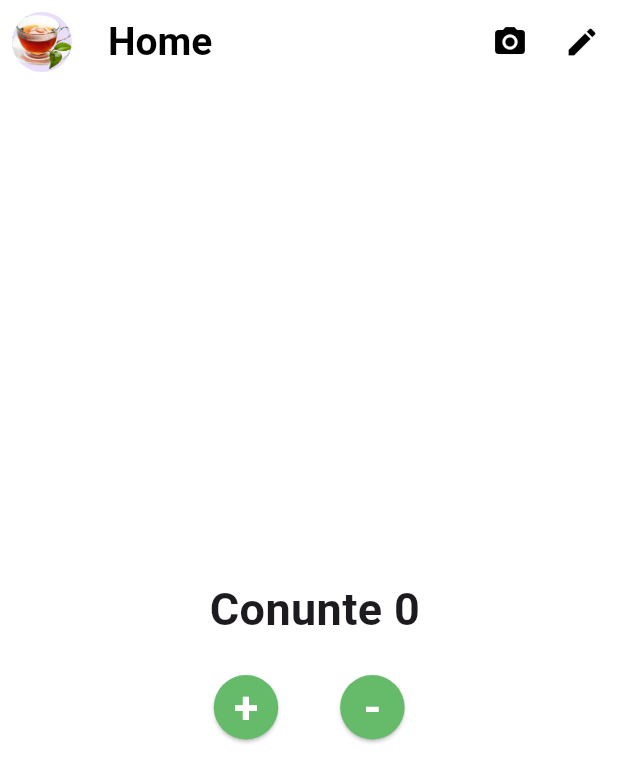
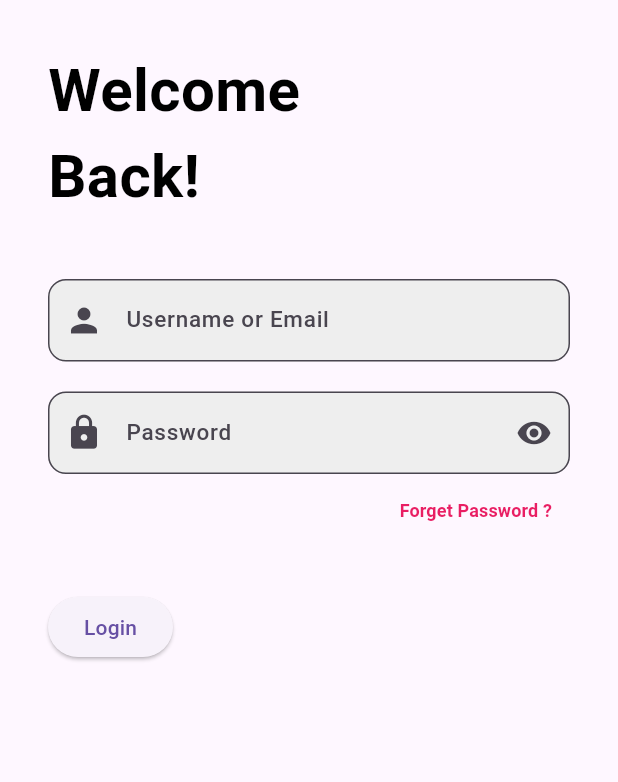
Before and after one commit to fargvictor8/Ecomerc_App, a Flutter app: the screen it shows after launch, after a tap on "Skip", on a phone screen of 412 x 824 dp. Shown: the top 782 px of the screen. Run offline on Flutter 3.47's test engine with Material 3 defaults, Android fonts, the phone set to English and light mode, and no system bars; our stand-ins replace bloc, flutter_bloc.

```diff
--- a/lib/core/Routing/app_router.dart
+++ b/lib/core/Routing/app_router.dart
@@ -1,6 +1,7 @@
 
 import 'package:flutter/material.dart';
 import 'package:untitled/core/Routing/routes.dart';
+import 'package:untitled/features/auth/Login/ui/screens/login.dart';
 
 import '../../features/presentation/view/widgets/home_Page.dart';
 import '../../features/presentation/view/widgets/splssh_screen.dart';
@@ -17,6 +18,8 @@ class AppRouter {
         return _createRoute(HomePage());
       case Routes.OnboardingPage:
         return _createRoute(OnboardingPage());
+      case Routes.Login:
+        return _createRoute(Login());
       default:
         return MaterialPageRoute(
           settings: settings,
--- a/lib/core/Routing/routes.dart
+++ b/lib/core/Routing/routes.dart
@@ -3,6 +3,7 @@ class Routes {
   static const String SplsshScreen = '/splash-screen';
   static const String HomePage = '/home-screen';
   static const String OnboardingPage = '/onboarding';
+  static const String Login = '/login';
 
 // /
 }
--- /dev/null
+++ b/lib/core/utils/appuits.dart
@@ -0,0 +1,5 @@
+class AppUits {
+  static bool isEmailValid(String email) {
+    return RegExp(r'^[\w-\.]+@([\w-]+\.)+[\w]{2,4}$').hasMatch(email);
+  }
+}
--- /dev/null
+++ b/lib/core/widgets/custom_text_auth.dart
@@ -0,0 +1,19 @@
+import 'package:flutter/material.dart';
+
+class CustomTextAuth extends StatelessWidget {
+
+  final String text;
+  const CustomTextAuth({super.key,required this.text});
+
+
+
+
+  @override
+  Widget build(BuildContext context) {
+    return  Text(text,style: TextStyle(
+        color: Colors.black,
+        fontWeight: FontWeight.bold,
+        fontSize: 40
+    ),);
+  }
+}
--- /dev/null
+++ b/lib/core/widgets/custom_text_form_fild.dart
@@ -0,0 +1,97 @@
+import 'package:flutter/material.dart';
+
+class CustomTextFormFild extends StatelessWidget {
+  final String hintText;
+  final IconData? prefixIcon;
+  final IconData? suffixIcon;
+  final VoidCallback? onSuffixTap;
+  final TextEditingController? controller;
+  final TextInputType keyboardType;
+  final TextInputAction? textInputAction;
+  final bool obscureText;
+  final String? Function(String?)? validator;
+  final Color? fillColor;
+  final Color? iconColor;
+  final TextStyle? hintStyle;
+  final TextStyle? textStyle;
+  final void Function(String)? onChanged;
+  final void Function()? onTap;
+  final bool readOnly;
+
+  const CustomTextFormFild({
+    super.key,
+    required this.hintText,
+    this.prefixIcon,
+    this.suffixIcon,
+    this.onSuffixTap,
+    this.controller,
+    this.keyboardType = TextInputType.text,
+    this.textInputAction,
+    this.obscureText = false,
+    this.validator,
+    this.fillColor,
+    this.iconColor,
+    this.hintStyle,
+    this.textStyle,
+    this.onChanged,
+    this.onTap,
+    this.readOnly = false,
+  });
+
+  @override
+  Widget build(BuildContext context) {
+    return SizedBox(
+      height: 55,
+      child: TextFormField(
+        controller: controller, // important
+        keyboardType: keyboardType,
+        obscureText: obscureText, // password
+        validator: validator, // important
+        textInputAction: textInputAction,
+        onChanged: onChanged, // important
+        onTap: onTap,
+        readOnly: readOnly,
+        style: textStyle ??
+            const TextStyle(
+              fontSize: 14,
+              fontWeight: FontWeight.w400,
+              color: Colors.black,
+            ),
+        decoration: InputDecoration(
+          filled: true,
+          fillColor: fillColor ?? Colors.grey.shade200,
+          hintText: hintText,
+          hintStyle: hintStyle ??
+              const TextStyle(
+                fontSize: 15,
+                fontWeight: FontWeight.w500,
+              ),
+          prefixIcon: prefixIcon != null
+              ? Icon(prefixIcon, size: 26, color: iconColor)
+              : null,
+          suffixIcon: suffixIcon != null
+              ? GestureDetector(
+            onTap: onSuffixTap,
+            child: Icon(suffixIcon, size: 24, color: iconColor),
+          )
+              : null,
+
+           border: OutlineInputBorder(
+            borderRadius: BorderRadius.circular(12.0),
+            borderSide: BorderSide(color: Colors.grey.shade400),
+          ),
+          focusedBorder: OutlineInputBorder(
+            borderRadius: BorderRadius.circular(12.0),
+            borderSide: BorderSide(color: Colors.purple.shade400),
+          ) ,
+          errorBorder: OutlineInputBorder(
+            borderRadius: BorderRadius.circular(12.0),
+            borderSide: BorderSide(color: Colors.red.shade400),
+          ),
+          contentPadding:
+          const EdgeInsets.symmetric(horizontal: 5, vertical: 16),
+        ),
+      ),
+    );
+  }
+}
--- /dev/null
+++ b/lib/features/auth/Login/ui/cubit/login_cubit.dart
@@ -0,0 +1,27 @@
+import 'package:bloc/bloc.dart';
+import 'package:flutter/cupertino.dart';
+import 'package:meta/meta.dart';
+
+part 'login_state.dart';
+
+class LoginCubit extends Cubit<LoginState> {
+  LoginCubit() : super(LoginInitial());
+
+  final TextEditingController emilController = TextEditingController();
+  final TextEditingController passwordController = TextEditingController();
+  final GlobalKey<FormState> formkey = GlobalKey<FormState>();
+
+bool obscureText = true;
+
+void toggleobscureText(){
+  obscureText = !obscureText;
+
+  emit(LoginInitial());
+}
+
+  void login(){
+      if(formkey.currentState?.validate() == true){
+        emit(LoginSuccess());
+      }
+  }
+}
--- /dev/null
+++ b/lib/features/auth/Login/ui/cubit/login_state.dart
@@ -0,0 +1,9 @@
+part of 'login_cubit.dart';
+
+@immutable
+sealed class LoginState {}
+
+final class LoginInitial extends LoginState {}
+final class LoginLoading extends LoginState {}
+final class LoginSuccess extends LoginState {}
+final class LoginError extends LoginState {}
--- /dev/null
+++ b/lib/features/auth/Login/ui/screens/login.dart
@@ -0,0 +1,112 @@
+import 'package:flutter/material.dart';
+import 'package:flutter_bloc/flutter_bloc.dart';
+import 'package:untitled/core/themes/app_color.dart';
+import 'package:untitled/core/widgets/custom_text_auth.dart';
+import 'package:untitled/core/widgets/custom_text_form_fild.dart';
+import 'package:untitled/features/auth/Login/ui/cubit/login_cubit.dart';
+import 'package:untitled/core/utils/appuits.dart'; // تأكد من أن هذه الدالة تتحقق من صحة الإيميل
+
+class Login extends StatefulWidget {
+  const Login({super.key});
+
+  @override
+  State<Login> createState() => _LoginState();
+}
+
+class _LoginState extends State<Login> {
+  @override
+  Widget build(BuildContext context) {
+    return BlocProvider(
+      create: (context) => LoginCubit(),
+      child: Scaffold(
+        appBar: AppBar(
+          toolbarHeight: 0,
+        ),
+        body: BlocBuilder<LoginCubit, LoginState>(
+          builder: (context, state) {
+            final loginCubit = context.read<LoginCubit>();
+
+            return Padding(
+              padding: const EdgeInsets.all(32.0),
+              child: Form(
+                key: loginCubit.formkey,
+                child: Column(
+                  crossAxisAlignment: CrossAxisAlignment.start,
+                  children: [
+                    CustomTextAuth(text: "Welcome\nBack!"),
+                    const SizedBox(height: 40),
+
+                    // Email Field
+                    CustomTextFormFild(
+                      hintText: "Username or Email",
+                      prefixIcon: Icons.person,
+                      keyboardType: TextInputType.emailAddress,
+                      controller: loginCubit.emilController,
+                      validator: (String? value) {
+                        if (value == null || value.isEmpty) {
+                          return "Please enter your email";
+                        }
+                        if (!AppUits.isEmailValid(value.trim())) {
+                          return "Please enter a valid email address";
+                        }
+                        return null;
+                      },
+                    ),
+
+                    const SizedBox(height: 20),
+
+                    // Password Field
+                    CustomTextFormFild(
+                      hintText: "Password",
+                      prefixIcon: Icons.lock,
+                      obscureText: loginCubit.obscureText,
+                      controller: loginCubit.passwordController,
+                      validator: (String? value) {
+                        if (value == null || value.isEmpty) {
+                          return "Please enter your password";
+                        }
+                        if (value.length < 6) {
+                          return "Password must be at least 6 characters";
+                        }
+                        return null;
+                      },
+                      suffixIcon: loginCubit.obscureText
+                          ? Icons.visibility
+                          : Icons.visibility_off,
+                      onSuffixTap: () {
+                        setState(() {
+                          loginCubit.toggleobscureText();
+                        });
+                      },
+                    ),
+
+                  Align(
+                    alignment: AlignmentDirectional.centerEnd,
+                    child:   TextButton(onPressed: (){},
+                        child: Text("Forget Password ?",style: TextStyle(
+                            color: Colors.pink,
+                            fontWeight: FontWeight.bold,
+                            fontSize: 12
+                        ),)),
+                  ),
+
+                    const SizedBox(height: 30),
+                    //Login Button
+                    ElevatedButton(
+                      onPressed: () {
+                        if (loginCubit.formkey.currentState!.validate()) {
+                          loginCubit.login();
+                        }
+                      },
+                      child: const Text("Login"),
+                    )
+                  ],
+                ),
+              ),
+            );
+          },
+        ),
+      ),
+    );
+  }
+}
--- a/lib/onboarding.dart
+++ b/lib/onboarding.dart
@@ -120,7 +120,8 @@ class _OnboardingPageState extends State<OnboardingPage> {
             if (currentIndex != controller.items.length - 1) {
               currentIndex++;
             }else{
-              context.pushNamed(Routes.HomePage);
+             // context.pushNamed(Routes.HomePage);
+              context.pushNamed(Routes.Login);
             }
           });
 
@@ -151,7 +152,9 @@ class _OnboardingPageState extends State<OnboardingPage> {
 
             TextButton(
                 onPressed: (){
-                  context.pushNamed(Routes.HomePage);
+                //  context.pushNamed(Routes.HomePage);
+                  context.pushNamed(Routes.Login);
+
                 },
                 child: Text("Skip",style: TextStyle(
                   fontSize: 20,
```
